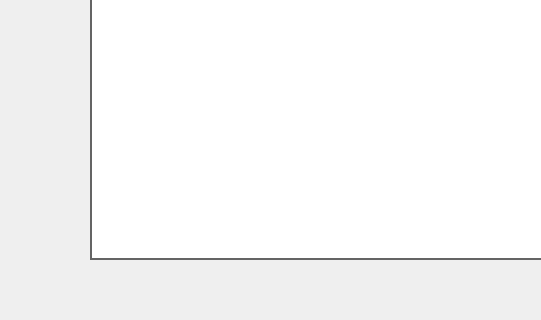
This is src/ApplicationWindows/template_dialog.ui in gabrieldinse/package-cover-offset as Qt 5 draws it before an edit; both pictures show x 0 to 541 and y 160 to 480 of the 640 by 480 pixel window. The edited form follows.
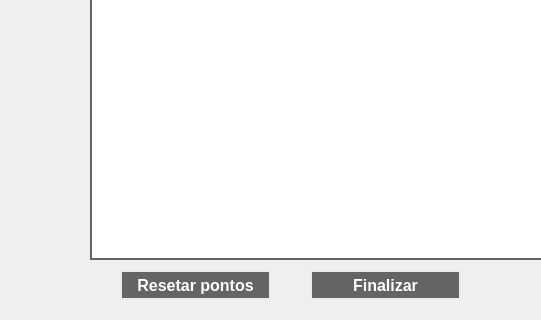
This is the edited form.

```diff
--- a/src/ApplicationWindows/template_dialog.ui
+++ b/src/ApplicationWindows/template_dialog.ui
@@ -79,6 +79,84 @@
     <set>Qt::AlignCenter</set>
    </property>
   </widget>
+  <widget class="QPushButton" name="reset_push_button">
+   <property name="geometry">
+    <rect>
+     <x>120</x>
+     <y>430</y>
+     <width>151</width>
+     <height>30</height>
+    </rect>
+   </property>
+   <property name="sizePolicy">
+    <sizepolicy hsizetype="Preferred" vsizetype="Fixed">
+     <horstretch>0</horstretch>
+     <verstretch>0</verstretch>
+    </sizepolicy>
+   </property>
+   <property name="maximumSize">
+    <size>
+     <width>999999</width>
+     <height>30</height>
+    </size>
+   </property>
+   <property name="font">
+    <font>
+     <pointsize>12</pointsize>
+     <weight>75</weight>
+     <bold>true</bold>
+    </font>
+   </property>
+   <property name="styleSheet">
+    <string notr="true">background-color: rgb(100, 100, 100);
+color: rgb(255, 255, 255);
+border-color: rgb(235, 235, 235);
+border-width : 2px;
+border-style:solid;</string>
+   </property>
+   <property name="text">
+    <string>Resetar pontos</string>
+   </property>
+  </widget>
+  <widget class="QPushButton" name="finish_push_button">
+   <property name="geometry">
+    <rect>
+     <x>310</x>
+     <y>430</y>
+     <width>151</width>
+     <height>30</height>
+    </rect>
+   </property>
+   <property name="sizePolicy">
+    <sizepolicy hsizetype="Preferred" vsizetype="Fixed">
+     <horstretch>0</horstretch>
+     <verstretch>0</verstretch>
+    </sizepolicy>
+   </property>
+   <property name="maximumSize">
+    <size>
+     <width>999999</width>
+     <height>30</height>
+    </size>
+   </property>
+   <property name="font">
+    <font>
+     <pointsize>12</pointsize>
+     <weight>75</weight>
+     <bold>true</bold>
+    </font>
+   </property>
+   <property name="styleSheet">
+    <string notr="true">background-color: rgb(100, 100, 100);
+color: rgb(255, 255, 255);
+border-color: rgb(235, 235, 235);
+border-width : 2px;
+border-style:solid;</string>
+   </property>
+   <property name="text">
+    <string>Finalizar</string>
+   </property>
+  </widget>
  </widget>
  <resources/>
  <connections/>
```
